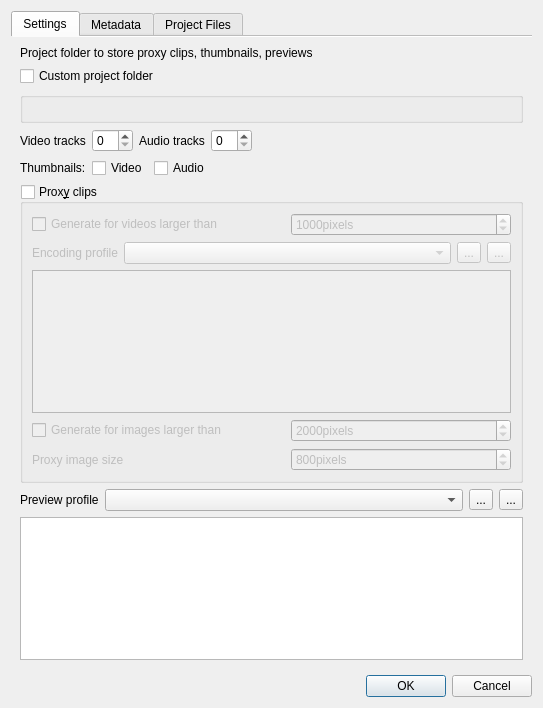
This is src/ui/projectsettings_ui.ui in KDE/kdenlive as Qt 5 draws it before an edit. The edited form follows.
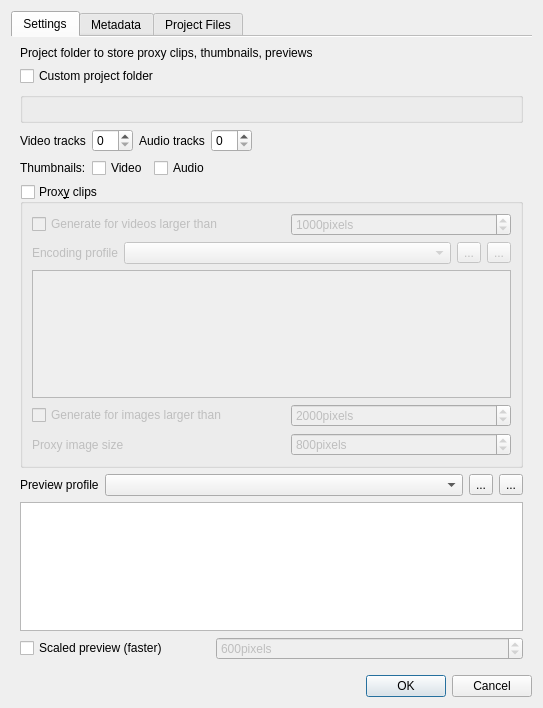
This is the edited form. Custom widgets are drawn as their Qt base class.

Commit message: Add option to resize timeline preview, to have lower res, faster previews

What changed in the file:
```diff
--- a/src/ui/projectsettings_ui.ui
+++ b/src/ui/projectsettings_ui.ui
@@ -336,6 +336,44 @@
          </layout>
         </widget>
        </item>
+       <item row="8" column="3">
+        <widget class="QSpinBox" name="preview_height">
+         <property name="enabled">
+          <bool>false</bool>
+         </property>
+         <property name="sizePolicy">
+          <sizepolicy hsizetype="Preferred" vsizetype="Fixed">
+           <horstretch>0</horstretch>
+           <verstretch>0</verstretch>
+          </sizepolicy>
+         </property>
+         <property name="suffix">
+          <string>pixels</string>
+         </property>
+         <property name="minimum">
+          <number>100</number>
+         </property>
+         <property name="maximum">
+          <number>10000</number>
+         </property>
+         <property name="value">
+          <number>600</number>
+         </property>
+        </widget>
+       </item>
+       <item row="8" column="0" colspan="3">
+        <widget class="QCheckBox" name="resize_preview">
+         <property name="sizePolicy">
+          <sizepolicy hsizetype="MinimumExpanding" vsizetype="Fixed">
+           <horstretch>0</horstretch>
+           <verstretch>0</verstretch>
+          </sizepolicy>
+         </property>
+         <property name="text">
+          <string>Scaled preview (faster)</string>
+         </property>
+        </widget>
+       </item>
       </layout>
       <zorder>label_4</zorder>
       <zorder>profile_box</zorder>
```
Left out of the diff: 4 changed lines with no effect on the pictures. The commit also changes 7 other files.
